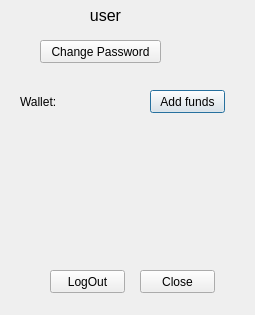
The window that usersetting.ui (mprevir/bookstore_customer) describes before a commit, drawn with Qt 5.
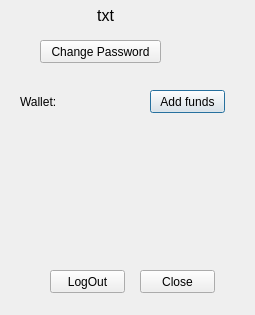
The same window after the commit.

```diff
--- a/usersetting.ui
+++ b/usersetting.ui
@@ -32,7 +32,7 @@
 &lt;html&gt;&lt;head&gt;&lt;meta name=&quot;qrichtext&quot; content=&quot;1&quot; /&gt;&lt;style type=&quot;text/css&quot;&gt;
 p, li { white-space: pre-wrap; }
 &lt;/style&gt;&lt;/head&gt;&lt;body style=&quot; font-family:'MS Shell Dlg 2'; font-size:12pt; font-weight:400; font-style:normal;&quot;&gt;
-&lt;p align=&quot;center&quot; style=&quot; margin-top:0px; margin-bottom:0px; margin-left:0px; margin-right:0px; -qt-block-indent:0; text-indent:0px;&quot;&gt;user&lt;/p&gt;&lt;/body&gt;&lt;/html&gt;</string>
+&lt;p align=&quot;center&quot; style=&quot; margin-top:0px; margin-bottom:0px; margin-left:0px; margin-right:0px; -qt-block-indent:0; text-indent:0px;&quot;&gt;txt&lt;/p&gt;&lt;/body&gt;&lt;/html&gt;</string>
    </property>
   </widget>
   <widget class="QLabel" name="label">
```
